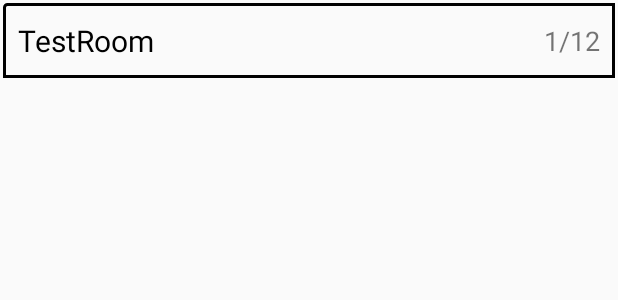
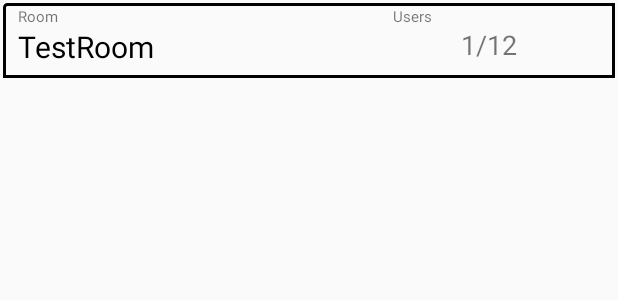
Before and after one commit to KleinSamuel/RandomChat_Client, an Android app: the layout layout_chatroom_list_entry.xml on its own in the app's theme, with its tools: preview values and no code run, on a phone screen of 412 x 824 dp. Shown: the top 300 px of the screen. Run offline under Robolectric (Android 15) with nearby library versions, the phone set to English and light mode, and no system bars; network calls fail.

```diff
--- a/app/src/main/res/layout/layout_chatroom_list_actionbar.xml
+++ b/app/src/main/res/layout/layout_chatroom_list_actionbar.xml
@@ -37,7 +37,7 @@
             android:layout_height="30dp"
             android:layout_alignParentEnd="true"
             android:layout_alignParentTop="true"
-            android:background="@mipmap/ic_refresh"
+            android:background="@mipmap/ic_refresh_white"
             android:gravity="center"
             android:textColor="@android:color/background_light"
             android:textSize="20sp" />
--- a/app/src/main/res/layout/layout_chatroom_list_entry.xml
+++ b/app/src/main/res/layout/layout_chatroom_list_entry.xml
@@ -8,24 +8,57 @@
     android:layout_marginTop="2dp"
     android:background="@drawable/border">
 
+    <LinearLayout
+        android:layout_width="250dp"
+        android:layout_height="match_parent"
+        android:orientation="vertical">
+
+        <TextView
+            android:layout_width="match_parent"
+            android:layout_height="15dp"
+            android:text="Room"
+            android:gravity="left|top"
+            android:paddingLeft="10dp"
+            android:paddingTop="2dp"
+            android:textSize="10dp"/>
+
         <TextView
             android:id="@+id/chatroomNameTextView"
-        android:layout_width="550dp"
+            android:layout_width="match_parent"
             android:layout_height="match_parent"
             android:layout_weight="1"
-        android:gravity="left|center_vertical|center"
+            android:gravity="left|top"
             android:paddingLeft="10dp"
             android:text="TestRoom"
             android:textColor="@android:color/background_dark"
             android:textSize="20dp" />
+
+    </LinearLayout>
+
+    <LinearLayout
+        android:layout_width="match_parent"
+        android:layout_height="match_parent"
+        android:orientation="vertical">
+
+        <TextView
+            android:layout_width="match_parent"
+            android:layout_height="15dp"
+            android:text="Users"
+            android:gravity="left|top"
+            android:paddingLeft="10dp"
+            android:paddingTop="2dp"
+            android:textSize="10dp"/>
 
         <TextView
             android:id="@+id/chatroomLimitTextView"
             android:layout_width="match_parent"
             android:layout_height="match_parent"
             android:layout_weight="1"
-        android:gravity="right|center_vertical"
+            android:gravity="center_horizontal|top"
             android:paddingRight="10dp"
             android:text="1/12"
             android:textSize="18dp" />
+
     </LinearLayout>
+
+</LinearLayout>
--- a/app/src/main/res/layout/layout_userlist_item.xml
+++ b/app/src/main/res/layout/layout_userlist_item.xml
@@ -1,4 +1,6 @@
 <?xml version="1.0" encoding="utf-8"?>
+
+
 <TextView xmlns:android="http://schemas.android.com/apk/res/android"
     android:id="@android:id/text1"
     android:layout_width="match_parent"
```
Also changed, not shown: app/src/main/res/layout/fragment_menu.xml (+9 -9 lines). Lines whose indentation alone changed are shown as unchanged.
